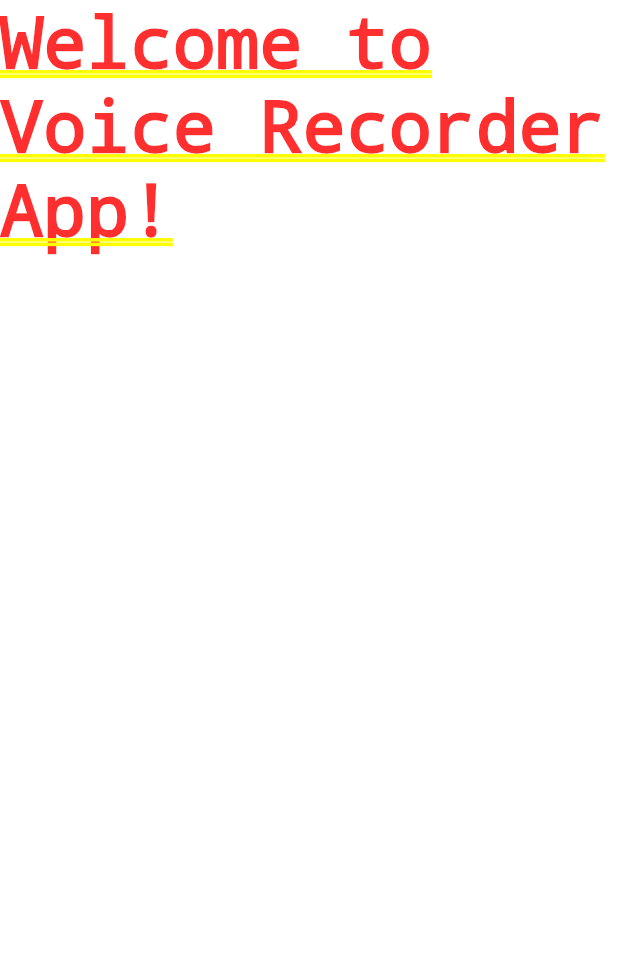
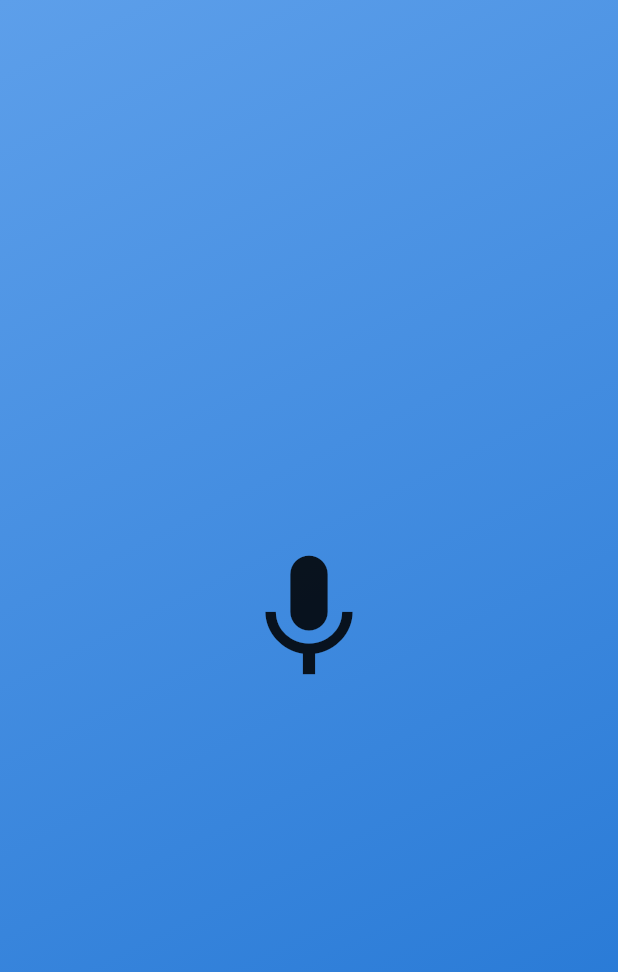
Before and after one commit to Alvarado96/voice_recorder, a Flutter app: the screen it shows after launch, on a phone screen of 412 x 824 dp. Shown: the top 972 px of the screen. Run offline on Flutter 3.47's test engine with Material 2 defaults, Android fonts, the phone set to English and light mode, and no system bars; our stand-ins replace go_router.

Commit message:
Added folders to create structure to the application and created the home screen that contains a placholder icon

```diff
--- /dev/null
+++ b/lib/home_screen.dart
@@ -0,0 +1,28 @@
+import 'package:flutter/material.dart';
+
+class HomeScreen extends StatelessWidget {
+  const HomeScreen({super.key});
+
+  @override
+  Widget build(context) {
+    return Scaffold(
+      body: Center(
+        child: SizedBox(
+          width: double.infinity,
+          child: Container(
+            decoration: const BoxDecoration(
+              gradient: LinearGradient(colors: [
+                Color.fromARGB(255, 93, 159, 234),
+                Color.fromARGB(255, 32, 116, 211),
+              ], begin: Alignment.topLeft, end: Alignment.bottomRight),
+            ),
+            child: const Column(
+              mainAxisAlignment: MainAxisAlignment.center,
+              children: [Icon(Icons.mic, size: 100,)],
+            ),
+          ),
+        ),
+      ),
+    );
+  }
+}
--- a/lib/main.dart
+++ b/lib/main.dart
@@ -1,5 +1,6 @@
 import 'package:flutter/material.dart';
+import 'package:voice_recorder/voice_app.dart';
 //Comment
 void main() {
-  runApp(const MaterialApp(home: Text("Welcome to Voice Recorder App!")));
+  runApp(const VoiceApp());
 }
--- /dev/null
+++ b/lib/routes/routes.dart
@@ -0,0 +1,10 @@
+import 'package:go_router/go_router.dart';
+import 'package:voice_recorder/home_screen.dart';
+
+final router = GoRouter(
+  routes: [
+    GoRoute(
+      path: '/',
+      builder: (context, state) => const HomeScreen(),
+    ),
+  ]);
--- /dev/null
+++ b/lib/voice_app.dart
@@ -0,0 +1,21 @@
+import 'package:flutter/material.dart';
+import 'package:voice_recorder/routes/routes.dart';
+
+class VoiceApp extends StatefulWidget {
+  const VoiceApp({super.key});
+
+  @override
+  State<StatefulWidget> createState() {
+    return _VoiceAppState();
+  }
+}
+
+class _VoiceAppState extends State<VoiceApp> {
+  @override
+  Widget build(BuildContext context) {
+    return MaterialApp.router(
+      title: "Voice Recorder",
+      routerConfig: router,
+    );
+  }
+}
--- a/pubspec.yaml
+++ b/pubspec.yaml
@@ -35,6 +35,7 @@ dependencies:
   # The following adds the Cupertino Icons font to your application.
   # Use with the CupertinoIcons class for iOS style icons.
   cupertino_icons: ^1.0.2
+  go_router: ^10.1.2
 
 dev_dependencies:
   flutter_test:
```
Also changed, not shown: pubspec.lock.
